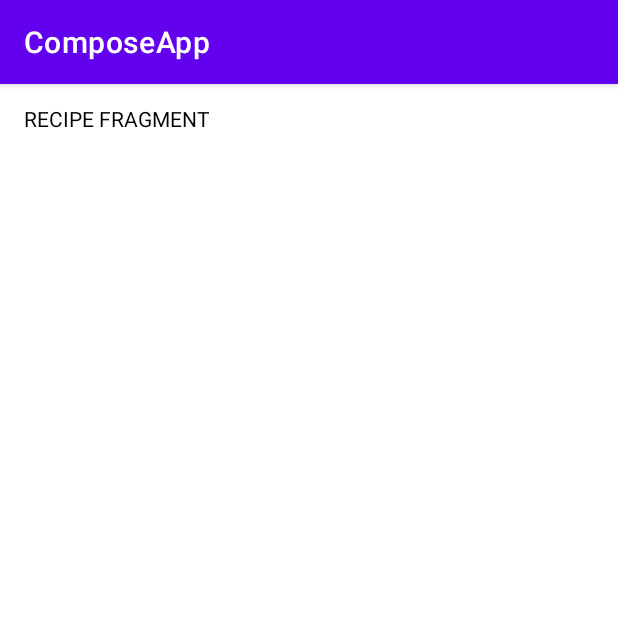
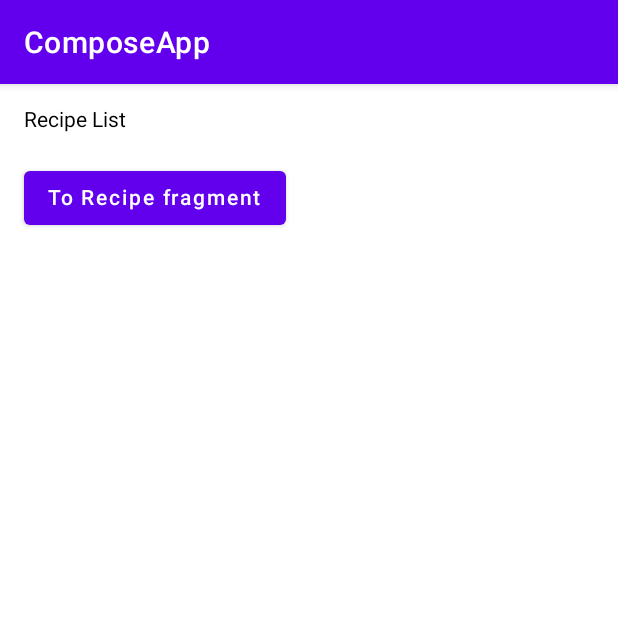
Before and after one commit to Miklesam/ComposeApp, an Android app built with Jetpack Compose: the screen it shows after launch (MainActivity), after a tap on "To Recipe fragment", on a phone screen of 412 x 824 dp, the top half of it. Run offline under Robolectric (Android 15) with nearby library versions, the phone set to English and light mode, and no system bars; our stand-ins replace Dagger/Hilt's generated code; libraries missing offline, so code that uses them is left out: androidx.hilt.lifecycle; network calls fail; 2 statements that could not run were skipped.

Commit message:
first request

```diff
--- a/app/src/main/java/com/miklesam/composeapp/RecipeListFragment.kt
+++ b/app/src/main/java/com/miklesam/composeapp/RecipeListFragment.kt
@@ -1,6 +1,7 @@
 package com.miklesam.composeapp
 
 import android.os.Bundle
+import android.util.Log
 import android.view.LayoutInflater
 import android.view.View
 import android.view.ViewGroup
@@ -22,14 +23,7 @@ import dagger.hilt.android.AndroidEntryPoint
 @AndroidEntryPoint
 class RecipeListFragment : Fragment() {
 
-    val viewModel :RecipeListViewModel by viewModels()
-
-    override fun onCreate(savedInstanceState: Bundle?) {
-        super.onCreate(savedInstanceState)
-        println("RECIPELIST: ${viewModel.getRepo()}")
-        println("RECIPELIST: ${viewModel.getRandomString()}")
-        println("RECIPELIST: ${viewModel.getToken()}")
-    }
+    val viewModel: RecipeListViewModel by viewModels()
 
     override fun onCreateView(
         inflater: LayoutInflater,
@@ -38,6 +32,12 @@ class RecipeListFragment : Fragment() {
     ): View {
         return ComposeView(requireContext()).apply {
             setContent {
+
+                val recipies = viewModel.recipes.value
+
+                for (recipe in recipies){
+                    Log.d("RecipeListFr", "onCreateView: ${recipe.title}")
+                }
                 Column(modifier = Modifier.padding(16.dp)) {
                     Text(
                         text = "Recipe List",
@@ -47,7 +47,7 @@ class RecipeListFragment : Fragment() {
                     )
                     Spacer(modifier = Modifier.padding(10.dp))
                     Button(onClick = {
-                        findNavController().navigate(R.id.viewRecipe)
+                        viewModel.newSearch()
                     }) {
                         Text(text = "To Recipe fragment")
                     }
--- a/app/src/main/java/com/miklesam/composeapp/RecipeListViewModel.kt
+++ b/app/src/main/java/com/miklesam/composeapp/RecipeListViewModel.kt
@@ -1,27 +1,34 @@
 package com.miklesam.composeapp
 
+import androidx.compose.runtime.MutableState
+import androidx.compose.runtime.mutableStateOf
 import androidx.hilt.lifecycle.ViewModelInject
 import androidx.lifecycle.ViewModel
+import androidx.lifecycle.viewModelScope
+import com.miklesam.composeapp.domain.Recipe
 import com.miklesam.composeapp.repository.RecipeRepository
+import kotlinx.coroutines.launch
 import javax.inject.Named
 
 class RecipeListViewModel
 @ViewModelInject
 constructor(
-    private val randomString: String,
     private val repository: RecipeRepository,
     @Named("auth_token") private val token: String
 ) : ViewModel() {
-    init {
-        println("VIEWMODEL: $randomString")
-        println("VIEWMODEL: $repository")
-        println("VIEWMODEL: $token")
+
+    val recipes: MutableState<List<Recipe>> = mutableStateOf(listOf())
+
+    fun newSearch() {
+        viewModelScope.launch {
+            val result = repository.search(
+                token = token,
+                page = 1,
+                query = "chicken"
+            )
+            recipes.value = result
+        }
     }
 
-    fun getRepo() = repository
-
-    fun getRandomString() = randomString
-
-    fun getToken() = token
 
 }
--- a/app/src/main/java/com/miklesam/composeapp/di/AppModule.kt
+++ b/app/src/main/java/com/miklesam/composeapp/di/AppModule.kt
@@ -20,11 +20,4 @@ object AppModule {
         return app as RecipeApplication
     }
 
-    @Singleton
-    @Provides
-    fun provideRandomString(): String {
-        return "Hey look a random String !!!"
-    }
-
-
 }
--- a/app/src/main/java/com/miklesam/composeapp/network/RecipeDtoMapper.kt
+++ b/app/src/main/java/com/miklesam/composeapp/network/RecipeDtoMapper.kt
@@ -13,7 +13,7 @@ class RecipeDtoMapper : DomainMapper<RecipeDto, Recipe> {
             rating = model.rating,
             description = model.description,
             cookingInstructions = model.cookingInstructions,
-            ingredients = model.ingredients ?: listOf(),
+            ingredients = model.ingredients.orEmpty(),
             dateAdded = model.dateAdded,
             dateUpdated = model.dateUpdated
         )
--- a/app/src/main/java/com/miklesam/composeapp/network/responses/RecipeSearchResponse.kt
+++ b/app/src/main/java/com/miklesam/composeapp/network/responses/RecipeSearchResponse.kt
@@ -6,6 +6,6 @@ import com.miklesam.composeapp.network.RecipeDto
 data class RecipeSearchResponse(
     @SerializedName("count")
     var count: Int,
-    @SerializedName("result")
+    @SerializedName("results")
     var recipes: List<RecipeDto>
 )
```
